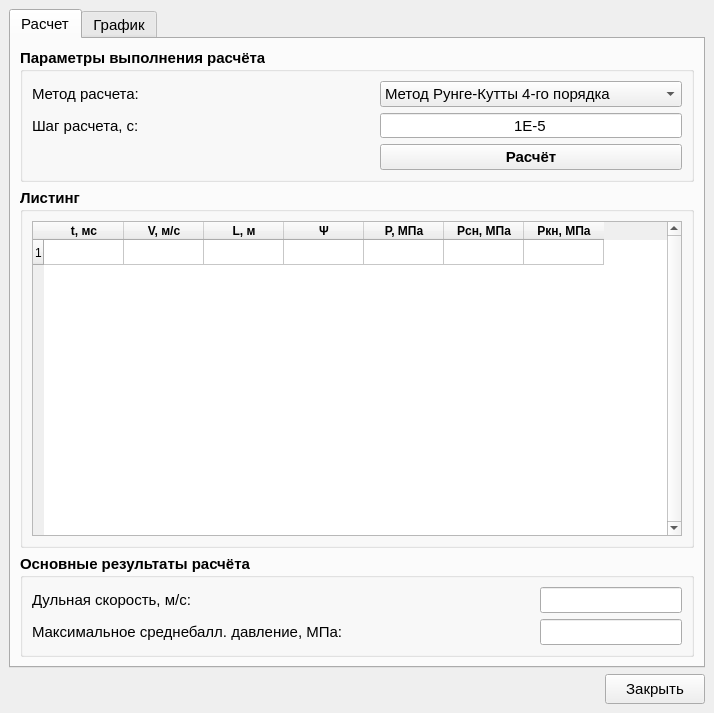
Above: GUI/Analyze/analysis.ui from sabbraxcaddabra/IntBalOptimization before the change. Below: the same form after it.
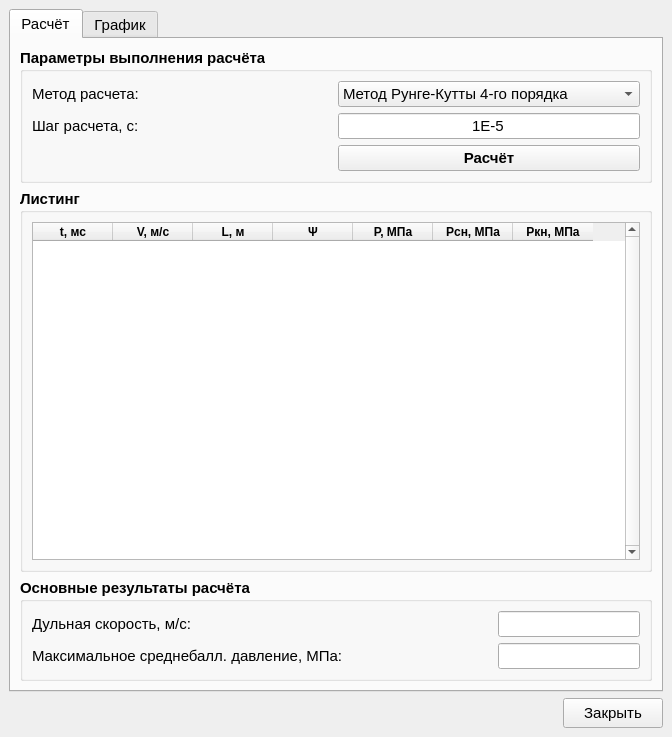
That is the form after the change.

```diff
--- a/GUI/Analyze/analysis.ui
+++ b/GUI/Analyze/analysis.ui
@@ -9,8 +9,8 @@
    <rect>
     <x>0</x>
     <y>0</y>
-    <width>714</width>
-    <height>693</height>
+    <width>672</width>
+    <height>737</height>
    </rect>
   </property>
   <property name="windowTitle">
@@ -54,7 +54,7 @@
       </property>
       <widget class="QWidget" name="calculation">
        <attribute name="title">
-        <string>Расчет</string>
+        <string>Расчёт</string>
        </attribute>
        <layout class="QVBoxLayout" name="verticalLayout_2">
         <item>
@@ -246,11 +246,6 @@
              <attribute name="verticalHeaderMinimumSectionSize">
               <number>25</number>
              </attribute>
-             <row>
-              <property name="text">
-               <string>1</string>
-              </property>
-             </row>
              <column>
               <property name="text">
                <string>t, мc</string>
```
Left out of the diff: 78 changed lines with no effect on the pictures.
